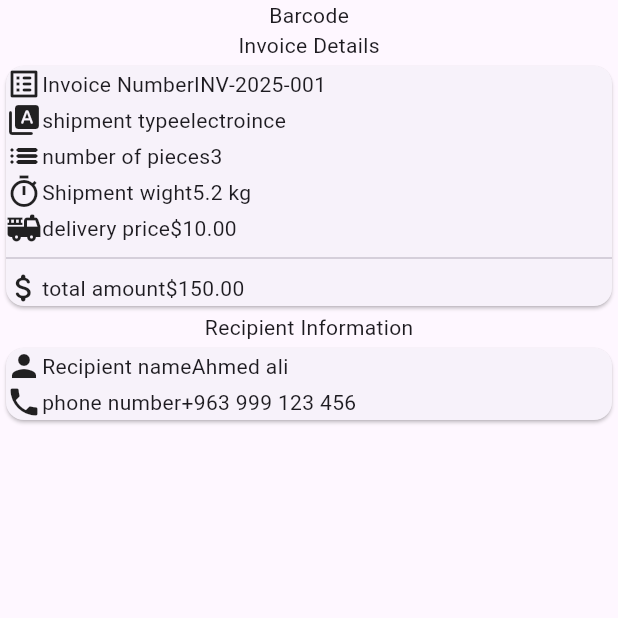
After one commit to Hussamzeneh/CargoApp, a Flutter app: the InvoiceScreen screen opened directly, on a phone screen of 412 x 824 dp, the top half of it. The commit adds this screen. Run offline on Flutter 3.47's test engine with Material 3 defaults, Android fonts, the phone set to English and light mode, and no system bars; our stand-ins replace bloc, conditional_builder_null_safety, dio, easy_stepper, flutter_bloc, fluttertoast and 6 more; accounts and stored records are empty; Roboto replaces fonts that are missing (tajawal).

Commit message:
add shipment screen

```diff
--- a/lib/pages/Login_screen/login.dart
+++ b/lib/pages/Login_screen/login.dart
@@ -92,7 +92,7 @@ class LoginScreen extends StatelessWidget {
                             mainAxisAlignment: MainAxisAlignment.spaceEvenly,
                             children: [
                               ValidatedTextField(
-                                icon: HugeIcons.strokeRoundedMailAccount01,
+                                icon: Constants.emailIcon,
                                 controller: loginCubitObject
                                     .userTextController.emailController,
                                 validator: loginCubitObject
@@ -101,7 +101,7 @@ class LoginScreen extends StatelessWidget {
                                 hintText: 'email',
                               ),
                               ValidatedTextField(
-                                icon: HugeIcons.strokeRoundedLockKey,
+                                icon: Constants.lockIcon,
                                 obscureText: true,
                                 controller: loginCubitObject
                                     .userTextController.passwordController,
--- /dev/null
+++ b/lib/pages/add_shipment_screens/invoice_screen/invoice_details_row_component.dart
@@ -0,0 +1,25 @@
+import 'package:flutter/material.dart';
+
+class InvoiceDetailsRowComponent extends StatelessWidget {
+  const InvoiceDetailsRowComponent({
+    super.key,
+    required this.icon,
+    required this.title,
+    required this.value,
+  });
+
+  final IconData icon;
+  final String title;
+  final String value;
+
+  @override
+  Widget build(BuildContext context) {
+    return Row(
+      children: [
+        Icon(icon),
+        Text(title),
+        Text(value),
+      ],
+    );
+  }
+}
--- /dev/null
+++ b/lib/pages/add_shipment_screens/invoice_screen/invoice_screen.dart
@@ -0,0 +1,72 @@
+import 'package:bloceproject/pages/add_shipment_screens/invoice_screen/invoice_details_row_component.dart';
+import 'package:flutter/material.dart';
+
+class InvoiceScreen extends StatelessWidget {
+  const InvoiceScreen({super.key});
+
+  @override
+  Widget build(BuildContext context) {
+    return Scaffold(
+      body: Column(
+        children: [
+          const Text('Barcode'),
+          const Text('Invoice Details'),
+          Card(
+            child: Column(
+              children: [
+                InvoiceDetailsRowComponent(
+                  icon: Icons.list_alt_rounded,
+                  title: 'Invoice Number',
+                  value: 'INV-2025-001',
+                ),
+                InvoiceDetailsRowComponent(
+                  icon: Icons.type_specimen_rounded,
+                  title: 'shipment type',
+                  value: 'electroince',
+                ),
+                InvoiceDetailsRowComponent(
+                  icon: Icons.list_rounded,
+                  title: 'number of pieces',
+                  value: '3',
+                ),
+                InvoiceDetailsRowComponent(
+                  icon: Icons.timer_outlined,
+                  title: 'Shipment wight',
+                  value: '5.2 kg',
+                ),
+                InvoiceDetailsRowComponent(
+                  icon: Icons.fire_truck,
+                  title: 'delivery price',
+                  value: '\$10.00',
+                ),
+                Divider(),
+                InvoiceDetailsRowComponent(
+                  icon: Icons.attach_money_rounded,
+                  title: 'total amount',
+                  value: '\$150.00',
+                ),
+              ],
+            ),
+          ),
+          const Text('Recipient Information'),
+          Card(
+            child: Column(
+              children: [
+                InvoiceDetailsRowComponent(
+                  icon: Icons.person,
+                  title: 'Recipient name',
+                  value: 'Ahmed ali',
+                ),
+                InvoiceDetailsRowComponent(
+                  icon: Icons.phone,
+                  title: 'phone number',
+                  value: '+963 999 123 456',
+                ),
+              ],
+            ),
+          ),
+        ],
+      ),
+    );
+  }
+}
--- a/lib/pages/sign_up_screen/sign_up.dart
+++ b/lib/pages/sign_up_screen/sign_up.dart
@@ -107,7 +107,7 @@ class SignUp extends StatelessWidget {
                                     .userTextValidators.nameValidator,
                                 errorText: 'name field cannot be empty',
                                 hintText: 'name',
-                                icon: HugeIcons.strokeRoundedUserAccount,
+                                icon: Constants.nameIcon,
                               ),
                               ValidatedTextField(
                                 controller: signUpCubitObject
@@ -119,7 +119,7 @@ class SignUp extends StatelessWidget {
                                 icon: HugeIcons.strokeRoundedMailAccount01,
                               ),
                               ValidatedTextField(
-                                icon: HugeIcons.strokeRoundedCall02,
+                                icon: Constants.phoneIcon,
                                 controller: signUpCubitObject
                                     .userTextController.phoneController,
                                 validator: signUpCubitObject
@@ -128,7 +128,7 @@ class SignUp extends StatelessWidget {
                                 hintText: 'phone',
                               ),
                               ValidatedTextField(
-                                icon: HugeIcons.strokeRoundedLockKey,
+                                icon: Constants.lockIcon,
                                 obscureText: true,
                                 controller: signUpCubitObject
                                     .userTextController.passwordController,
--- a/lib/shared/constants/app_routes/app_routes.dart
+++ b/lib/shared/constants/app_routes/app_routes.dart
@@ -5,4 +5,6 @@ abstract class AppRoutes {
   static const String notificationsScreen = '/notificationsScreen';
   static const String otpScreen = '/otpScreen';
   static const String homeScreen = '/homeScreen';
+  static const String recipientInfoScreen = '/recipientInfoScreen';
+  static const String shipmentInfoScreen = '/shipmentInfoScreen';
 }
--- a/lib/shared/constants/constants.dart
+++ b/lib/shared/constants/constants.dart
@@ -1,7 +1,14 @@
 import 'package:flutter/material.dart';
+import 'package:hugeicons/hugeicons.dart';
 
 abstract class Constants {
   static Color primaryColor = Colors.pink[900]!;
   static Color successColor = Colors.green;
   static Color errorColor = Colors.red;
+
+  static IconData nameIcon = HugeIcons.strokeRoundedUserAccount;
+  static IconData emailIcon = HugeIcons.strokeRoundedMailAccount01;
+  static IconData phoneIcon = HugeIcons.strokeRoundedCall02;
+  static IconData lockIcon = HugeIcons.strokeRoundedCall02;
+  static IconData locationIcon = HugeIcons.strokeRoundedLocation02;
 }
```
Also changed, not shown: lib/pages/add_shipment_screens/add_shipment_screen.dart (added, +16 -0 lines), lib/pages/add_shipment_screens/cubit/cubit.dart (added, +16 -0 lines), lib/pages/add_shipment_screens/cubit/states.dart (added, +13 -0 lines), lib/pages/add_shipment_screens/recipient_info_screen/recipient_info_screen.dart (added, +67 -0 lines), lib/pages/add_shipment_screens/shipment_info_screen/shipment_info_screen.dart (added, +64 -0 lines).
